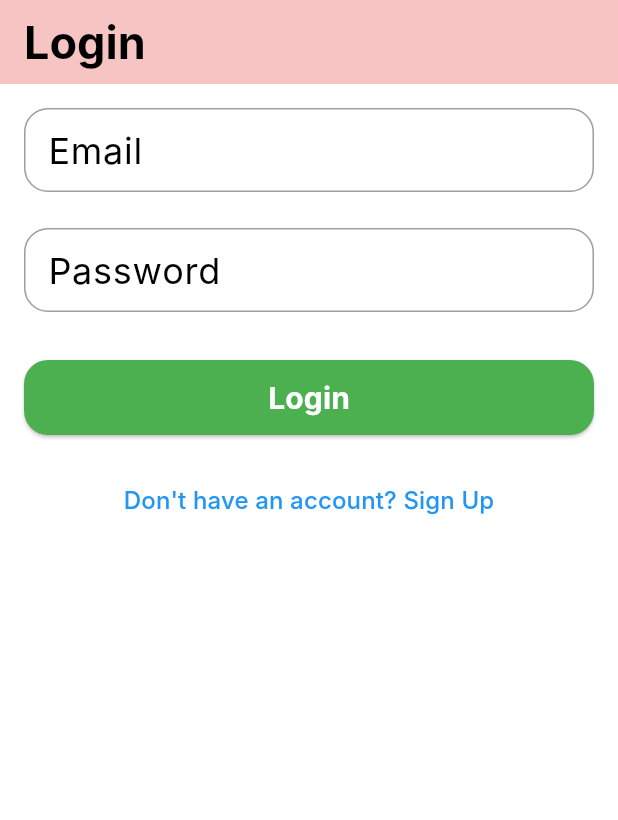
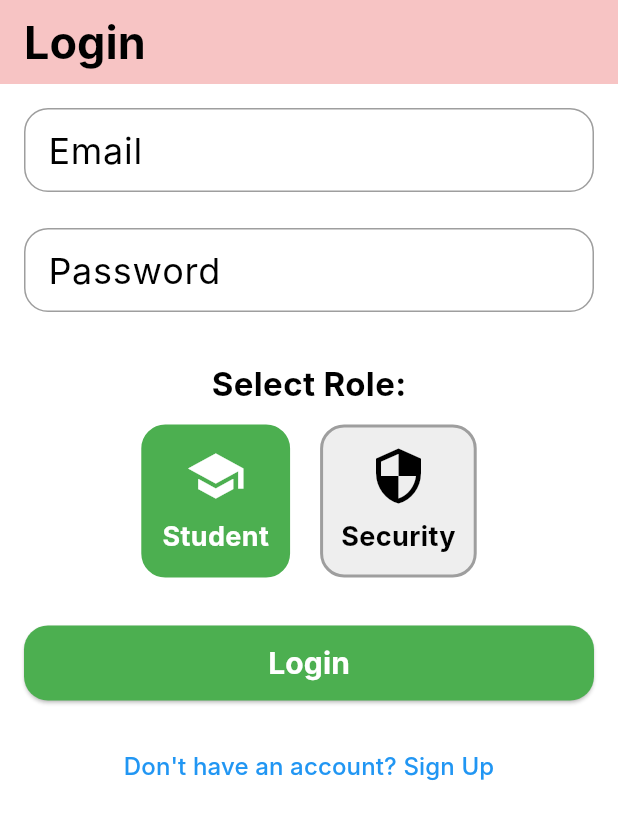
Before and after one commit to duckchickfila/campus-security, a Flutter app: the screen it shows after launch, on a phone screen of 412 x 824 dp. Shown: the top 820 px of the screen. Run offline on Flutter 3.47's test engine with Material 3 defaults, Android fonts, the phone set to English and light mode, and no system bars; our stand-ins replace camera, geolocator, image_picker, permission_handler, supabase_flutter; accounts and stored records are empty; Roboto replaces fonts that are missing (Inter).

Commit message:
fourth major commit

```diff
--- a/lib/login_page.dart
+++ b/lib/login_page.dart
@@ -1,6 +1,7 @@
 import 'package:flutter/material.dart';
 import 'package:supabase_flutter/supabase_flutter.dart';
 import 'package:demo_app/demo_page.dart';
+import 'package:demo_app/guide_page.dart';
 
 class LoginPage extends StatefulWidget {
   const LoginPage({super.key});
@@ -16,6 +17,7 @@ class _LoginPageState extends State<LoginPage> {
 
   bool _isLoading = false;
   bool _isLogin = true; // ✅ toggle between login and signup
+  String _selectedRole = 'student'; // ✅ default role
 
   SupabaseClient get _supabase => Supabase.instance.client;
 
@@ -28,6 +30,14 @@ class _LoginPageState extends State<LoginPage> {
 
   Future<void> _authenticate() async {
     if (!_formKey.currentState!.validate()) return;
+
+    // ✅ Ensure role is selected
+    if (_selectedRole.isEmpty) {
+      ScaffoldMessenger.of(context).showSnackBar(
+        const SnackBar(content: Text('Please select a role')),
+      );
+      return;
+    }
 
     setState(() => _isLoading = true);
 
@@ -44,10 +54,34 @@ class _LoginPageState extends State<LoginPage> {
             ScaffoldMessenger.of(context).showSnackBar(
               const SnackBar(content: Text('Login successful')),
             );
-            Navigator.pushReplacement(
-              context,
-              MaterialPageRoute(builder: (context) => const Demopage1()),
-            );
+
+            // ✅ Role-based flow
+            if (_selectedRole == 'student') {
+              try {
+                await _supabase.from('student_details').insert({
+                  'user_id': response.user!.id,
+                  'email': _emailController.text.trim(),
+                });
+              } catch (e) {
+                debugPrint('Insert into student_details failed: $e');
+                // continue anyway
+              }
+
+              Navigator.pushReplacement(
+                context,
+                MaterialPageRoute(
+                  builder: (_) => GuidePage(
+                    emailController: _emailController,
+                    passwordController: _passwordController,
+                  ),
+                ),
+              );
+            } else if (_selectedRole == 'security') {
+              // Placeholder for security role
+              ScaffoldMessenger.of(context).showSnackBar(
+                const SnackBar(content: Text('Security role flow coming soon')),
+              );
+            }
           }
         }
       } else {
@@ -111,6 +145,28 @@ class _LoginPageState extends State<LoginPage> {
                 _buildTextField(_passwordController, 'Password',
                     obscureText: true),
                 const SizedBox(height: 32),
+
+                // ✅ Role Selection
+                const Text(
+                  'Select Role:',
+                  style: TextStyle(
+                    fontSize: 22,
+                    fontFamily: 'Inter',
+                    fontWeight: FontWeight.bold,
+                    color: Colors.black,
+                  ),
+                ),
+                const SizedBox(height: 12),
+                Row(
+                  mainAxisAlignment: MainAxisAlignment.center,
+                  children: [
+                    _buildRoleButton('student', Icons.school),
+                    const SizedBox(width: 20),
+                    _buildRoleButton('security', Icons.security),
+                  ],
+                ),
+                const SizedBox(height: 32),
+
                 SizedBox(
                   width: double.infinity,
                   height: 50,
@@ -203,4 +259,40 @@ class _LoginPageState extends State<LoginPage> {
       },
     );
   }
+
+  Widget _buildRoleButton(String role, IconData icon) {
+    final isSelected = _selectedRole == role;
+    return GestureDetector(
+      onTap: () {
+        setState(() => _selectedRole = role);
+      },
+      child: Container(
+        padding: const EdgeInsets.all(12),
+        decoration: BoxDecoration(
+          color: isSelected ? Colors.green : Colors.grey[200],
+          borderRadius: BorderRadius.circular(16),
+          border: Border.all(
+            color: isSelected ? Colors.green : Colors.grey,
+            width: 2,
+          ),
+        ),
+        child: Column(
+          children: [
+            Icon(icon,
+                size: 40, color: isSelected ? Colors.white : Colors.black),
+            const SizedBox(height: 8),
+            Text(
+              role[0].toUpperCase() + role.substring(1),
+              style: TextStyle(
+                fontSize: 18,
+                fontFamily: 'Inter',
+                fontWeight: FontWeight.bold,
+                color: isSelected ? Colors.white : Colors.black,
+              ),
+            ),
+          ],
+        ),
+      ),
+    );
+  }
 }
--- a/lib/main.dart
+++ b/lib/main.dart
@@ -2,6 +2,7 @@ import 'package:flutter/material.dart';
 import 'package:demo_app/demo_page.dart'; // your main screen
 import 'package:demo_app/login_page.dart'; // ✅ your login page
 import 'package:supabase_flutter/supabase_flutter.dart';
+
 
 Future<void> main() async {
   WidgetsFlutterBinding.ensureInitialized();
--- a/pubspec.yaml
+++ b/pubspec.yaml
@@ -44,6 +44,10 @@ dev_dependencies:
   supabase_flutter: ^2.0.0
   geolocator: ^11.0.0
   image_picker: ^1.0.4
+  url_launcher: ^6.1.14
+  volume_controller: ^2.0.0
+
+
 
   # The "flutter_lints" package below contains a set of recommended lints to
   # encourage good coding practices. The lint set provided by the package is
```
Also changed, not shown: lib/guide_page.dart (added, +393 -0 lines), lib/student_form_page.dart (+15 -13 lines), pubspec.lock, 1 other file.
